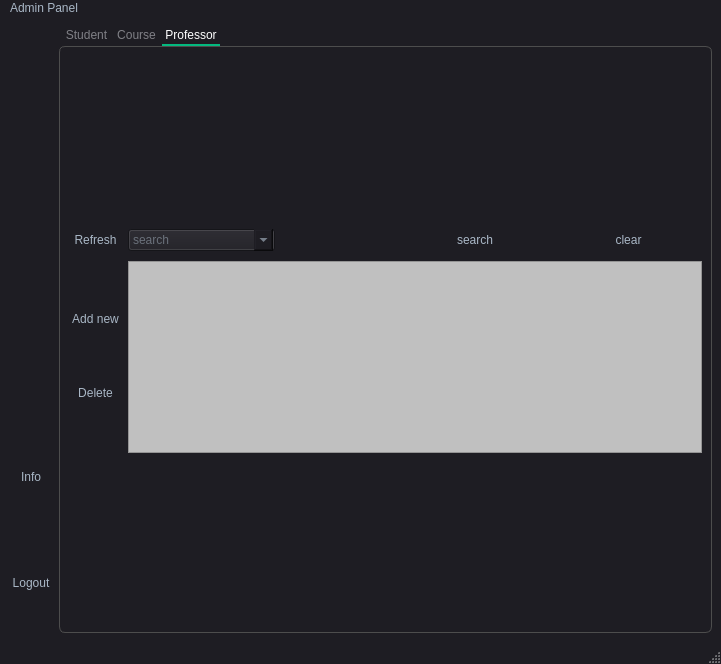
The window that CodeBrains project/HomePage.ui (omarnasser0/CodeBrains---Last) describes before a commit, drawn with Qt 5.
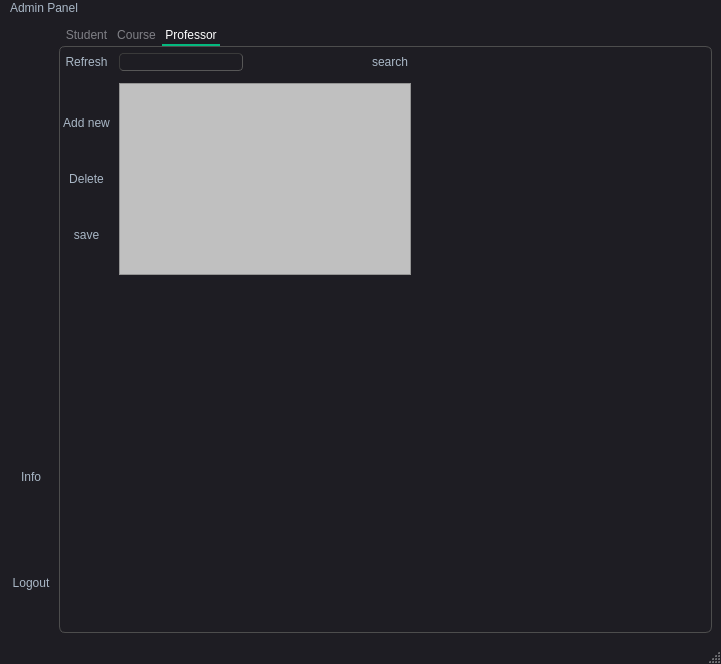
The same window after the commit. The open tabs and pages were chosen to show the change.

Diff of the .ui file:
```diff
--- a/CodeBrains project/HomePage.ui
+++ b/CodeBrains project/HomePage.ui
@@ -761,8 +761,7 @@
        <attribute name="title">
         <string>Professor</string>
        </attribute>
-       <layout class="QGridLayout" name="gridLayout_3">
-        <item row="0" column="0">
+       <widget class="QWidget" name="">
          <layout class="QGridLayout" name="gridLayout_5" rowstretch="0,1,0" columnstretch="0,1">
           <item row="2" column="0">
            <layout class="QVBoxLayout" name="verticalLayout_6">
@@ -780,6 +779,13 @@
               </property>
              </widget>
             </item>
+           <item>
+            <widget class="QPushButton" name="save_prof">
+             <property name="text">
+              <string>save</string>
+             </property>
+            </widget>
+           </item>
            </layout>
           </item>
           <item row="2" column="1">
@@ -835,23 +841,7 @@
           <item row="1" column="1">
            <layout class="QHBoxLayout" name="horizontalLayout_4">
             <item>
-             <widget class="QComboBox" name="comboBox_4">
-              <property name="toolTip">
-               <string>search</string>
-              </property>
-              <property name="statusTip">
-               <string>search</string>
-              </property>
-              <property name="autoFillBackground">
-               <bool>false</bool>
-              </property>
-              <property name="currentText">
-               <string extracomment="search"/>
-              </property>
-              <property name="placeholderText">
-               <string>search</string>
-              </property>
-             </widget>
+            <widget class="QLineEdit" name="lineEdit_prof"/>
             </item>
             <item>
              <spacer name="horizontalSpacer_4">
@@ -876,18 +866,10 @@
               </property>
              </widget>
             </item>
-            <item>
-             <widget class="QPushButton" name="pushButton_14">
-              <property name="text">
-               <string>clear</string>
-              </property>
-             </widget>
-            </item>
-           </layout>
-          </item>
-         </layout>
-        </item>
-       </layout>
+          </layout>
+         </item>
+        </layout>
+       </widget>
       </widget>
      </widget>
     </item>
```
Left out of the diff: 83 changed lines with no effect on the pictures. Lines whose indentation alone changed are shown as unchanged.
